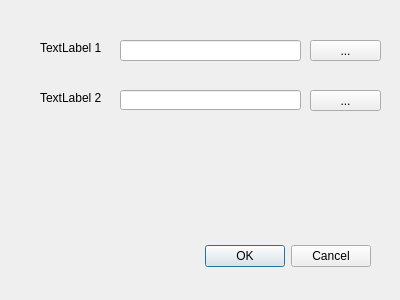
Above: calculator_dialog_base.ui from no5013/qgis-calculator before the change. Below: the same form after it.
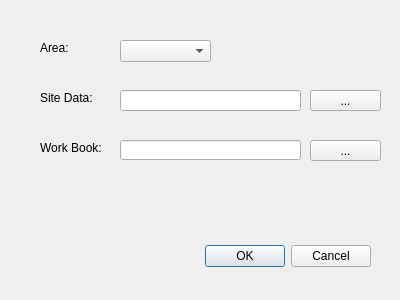
That is the form after the change.

The edit to the form file:
```diff
--- a/calculator_dialog_base.ui
+++ b/calculator_dialog_base.ui
@@ -33,7 +33,7 @@
    <property name="geometry">
     <rect>
      <x>120</x>
-     <y>40</y>
+     <y>90</y>
      <width>181</width>
      <height>21</height>
     </rect>
@@ -43,7 +43,7 @@
    <property name="geometry">
     <rect>
      <x>120</x>
-     <y>90</y>
+     <y>140</y>
      <width>181</width>
      <height>20</height>
     </rect>
@@ -53,33 +53,33 @@
    <property name="geometry">
     <rect>
      <x>40</x>
-     <y>40</y>
+     <y>90</y>
      <width>71</width>
      <height>16</height>
     </rect>
    </property>
    <property name="text">
-    <string>TextLabel 1</string>
+    <string>Site Data:</string>
    </property>
   </widget>
   <widget class="QLabel" name="label_2">
    <property name="geometry">
     <rect>
      <x>40</x>
-     <y>90</y>
+     <y>140</y>
      <width>71</width>
      <height>16</height>
     </rect>
    </property>
    <property name="text">
-    <string>TextLabel 2</string>
+    <string>Work Book:</string>
    </property>
   </widget>
   <widget class="QPushButton" name="pushButton">
    <property name="geometry">
     <rect>
      <x>310</x>
-     <y>40</y>
+     <y>90</y>
      <width>71</width>
      <height>21</height>
     </rect>
@@ -92,7 +92,7 @@
    <property name="geometry">
     <rect>
      <x>310</x>
-     <y>90</y>
+     <y>140</y>
      <width>71</width>
      <height>21</height>
     </rect>
@@ -101,6 +101,29 @@
     <string>...</string>
    </property>
   </widget>
+  <widget class="QLabel" name="label_3">
+   <property name="geometry">
+    <rect>
+     <x>40</x>
+     <y>40</y>
+     <width>71</width>
+     <height>16</height>
+    </rect>
+   </property>
+   <property name="text">
+    <string>Area: </string>
+   </property>
+  </widget>
+  <widget class="QComboBox" name="comboBox">
+   <property name="geometry">
+    <rect>
+     <x>120</x>
+     <y>40</y>
+     <width>91</width>
+     <height>22</height>
+    </rect>
+   </property>
+  </widget>
  </widget>
  <resources/>
  <connections>
```
